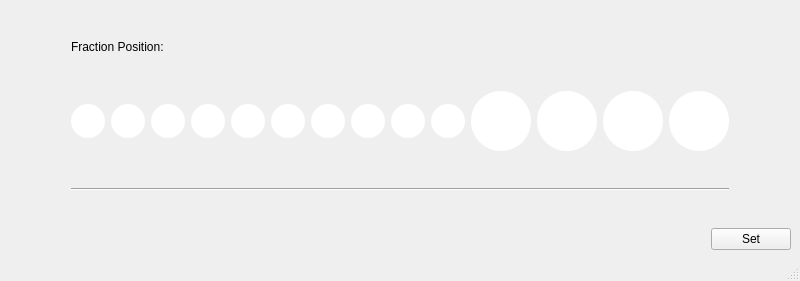
Old version of the form czpurifier/gui/desgin_files/fraction_collector.ui in the repository czbiohub-sf/automated-protein-purifier.
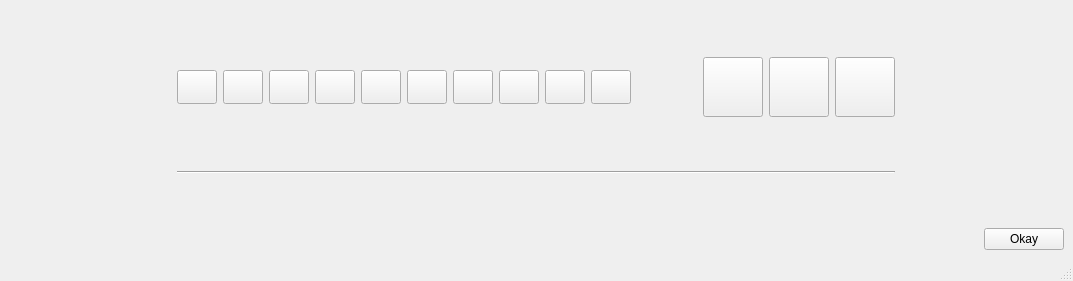
New version of the form.

Commit message: Separate fraction collector front and backend

```diff
--- a/czpurifier/gui/desgin_files/fraction_collector.ui
+++ b/czpurifier/gui/desgin_files/fraction_collector.ui
@@ -9,7 +9,7 @@
    <rect>
     <x>0</x>
     <y>0</y>
-    <width>800</width>
+    <width>1073</width>
     <height>281</height>
    </rect>
   </property>
@@ -31,30 +31,7 @@
    <layout class="QGridLayout" name="gridLayout_2">
     <item row="0" column="0">
      <layout class="QGridLayout" name="gridLayout">
-      <item row="3" column="0">
-       <widget class="Line" name="line">
-        <property name="orientation">
-         <enum>Qt::Horizontal</enum>
-        </property>
-       </widget>
-      </item>
       <item row="0" column="0">
-       <widget class="QLabel" name="label">
-        <property name="sizePolicy">
-         <sizepolicy hsizetype="Preferred" vsizetype="Fixed">
-          <horstretch>0</horstretch>
-          <verstretch>0</verstretch>
-         </sizepolicy>
-        </property>
-        <property name="text">
-         <string>Fraction Position:</string>
-        </property>
-       </widget>
-      </item>
-      <item row="2" column="0">
-       <layout class="QHBoxLayout" name="horizontalLayout_3"/>
-      </item>
-      <item row="1" column="0">
        <layout class="QHBoxLayout" name="horizontalLayout_2">
         <item>
          <widget class="QPushButton" name="frac1_btn">
@@ -70,13 +47,6 @@
             <height>34</height>
            </size>
           </property>
-          <property name="styleSheet">
-           <string notr="true">QPushButton#frac1_btn{
-	border-radius:17;
-	background-color: white;
-
-}</string>
-          </property>
           <property name="text">
            <string/>
           </property>
@@ -96,13 +66,6 @@
             <height>34</height>
            </size>
           </property>
-          <property name="styleSheet">
-           <string notr="true">QPushButton#frac2_btn{
-	border-radius:17;
-	background-color: white;
-
-}</string>
-          </property>
           <property name="text">
            <string/>
           </property>
@@ -122,13 +85,6 @@
             <height>34</height>
            </size>
           </property>
-          <property name="styleSheet">
-           <string notr="true">QPushButton#frac3_btn{
-	border-radius:17;
-	background-color: white;
-
-}</string>
-          </property>
           <property name="text">
            <string/>
           </property>
@@ -148,13 +104,6 @@
             <height>34</height>
            </size>
           </property>
-          <property name="styleSheet">
-           <string notr="true">QPushButton#frac4_btn{
-	border-radius:17;
-	background-color: white;
-
-}</string>
-          </property>
           <property name="text">
            <string/>
           </property>
@@ -174,13 +123,6 @@
             <height>34</height>
            </size>
           </property>
-          <property name="styleSheet">
-           <string notr="true">QPushButton#frac5_btn{
-	border-radius:17;
-	background-color: white;
-
-}</string>
-          </property>
           <property name="text">
            <string/>
           </property>
@@ -200,13 +142,6 @@
             <height>34</height>
            </size>
           </property>
-          <property name="styleSheet">
-           <string notr="true">QPushButton#frac6_btn{
-	border-radius:17;
-	background-color: white;
-
-}</string>
-          </property>
           <property name="text">
            <string/>
           </property>
@@ -226,13 +161,6 @@
             <height>34</height>
            </size>
           </property>
-          <property name="styleSheet">
-           <string notr="true">QPushButton#frac7_btn{
-	border-radius:17;
-	background-color: white;
-
-}</string>
-          </property>
           <property name="text">
            <string/>
           </property>
@@ -252,13 +180,6 @@
             <height>34</height>
            </size>
           </property>
-          <property name="styleSheet">
-           <string notr="true">QPushButton#frac8_btn{
-	border-radius:17;
-	background-color: white;
-
-}</string>
-          </property>
           <property name="text">
            <string/>
           </property>
@@ -278,13 +199,6 @@
             <height>34</height>
            </size>
           </property>
-          <property name="styleSheet">
-           <string notr="true">QPushButton#frac9_btn{
-	border-radius:17;
-	background-color: white;
-
-}</string>
-          </property>
           <property name="text">
            <string/>
           </property>
@@ -304,13 +218,6 @@
             <height>34</height>
            </size>
           </property>
-          <property name="styleSheet">
-           <string notr="true">QPushButton#frac10_btn{
-	border-radius:17;
-	background-color: white;
-
-}</string>
-          </property>
           <property name="text">
            <string/>
           </property>
@@ -330,14 +237,6 @@
             <height>60</height>
            </size>
           </property>
-          <property name="styleSheet">
-           <string notr="true">QPushButton#flowth1_btn {
-	border-radius:30;
-	border-width: 2px;
-	background-color: white;
-
-}</string>
-          </property>
           <property name="text">
            <string/>
           </property>
@@ -357,14 +256,6 @@
             <height>60</height>
            </size>
           </property>
-          <property name="styleSheet">
-           <string notr="true">QPushButton#flowth2_btn {
-	border-radius:30;
-	border-width: 2px;
-	background-color: white;
-
-}</string>
-          </property>
           <property name="text">
            <string/>
           </property>
@@ -384,14 +275,6 @@
             <height>60</height>
            </size>
           </property>
-          <property name="styleSheet">
-           <string notr="true">QPushButton#flowth3_btn{
-	border-radius:30;
-	border-width: 2px;
-	background-color: white;
-
-}</string>
-          </property>
           <property name="text">
            <string/>
           </property>
@@ -411,14 +294,6 @@
             <height>60</height>
            </size>
           </property>
-          <property name="styleSheet">
-           <string notr="true">QPushButton#flowth4_btn{
-	border-radius:30;
-	border-width: 2px;
-	background-color: white;
-
-}</string>
-          </property>
           <property name="text">
            <string/>
           </property>
@@ -429,6 +304,16 @@
       <item row="4" column="0">
        <layout class="QHBoxLayout" name="horizontalLayout_4"/>
       </item>
+      <item row="2" column="0">
+       <widget class="Line" name="line">
+        <property name="orientation">
+         <enum>Qt::Horizontal</enum>
+        </property>
+       </widget>
+      </item>
+      <item row="1" column="0">
+       <layout class="QHBoxLayout" name="horizontalLayout_3"/>
+      </item>
      </layout>
     </item>
     <item row="1" column="0">
@@ -449,7 +334,7 @@
       <item>
        <widget class="QPushButton" name="set_fraction_col_btn">
         <property name="text">
-         <string>Set</string>
+         <string>Okay</string>
         </property>
        </widget>
       </item>
```
Left out of the diff: 6 changed lines with no effect on the pictures. The commit also changes 5 other files.
